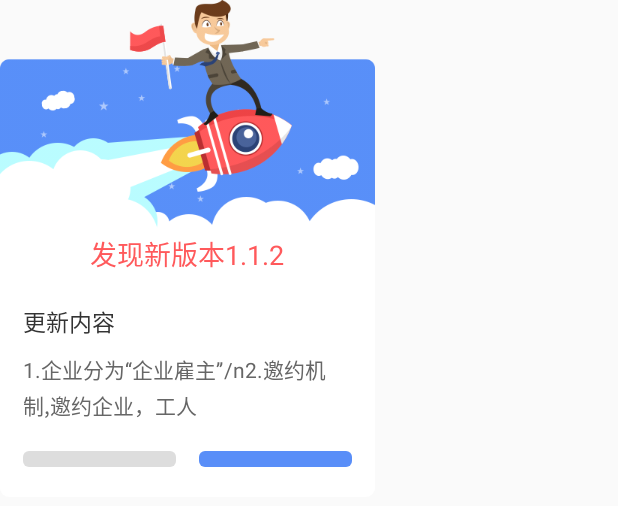
After one commit to hezijie1234/GYApplication, an Android app: the layout popup_check.xml on its own in the app's theme, with its tools: preview values and no code run, on a phone screen of 412 x 824 dp. The commit adds this screen. Shown: the top 506 px of the screen. Run offline under Robolectric (Android 15) with nearby library versions, the phone set to English and light mode, and no system bars.

Commit message:
测试popupwindow

```diff
--- a/ttstest/src/main/AndroidManifest.xml
+++ b/ttstest/src/main/AndroidManifest.xml
@@ -9,7 +9,7 @@
         android:roundIcon="@mipmap/ic_launcher_round"
         android:supportsRtl="true"
         android:theme="@style/AppTheme">
-        <activity android:name=".MainActivity">
+        <activity android:name=".PopupActivity">
             <intent-filter>
                 <action android:name="android.intent.action.MAIN" />
 
@@ -17,6 +17,8 @@
             </intent-filter>
         </activity>
         <activity android:name=".MainActivity2" />
+        <activity android:name=".MainActivity" />
+        <activity android:name=".Main"></activity>
     </application>
 
 </manifest>
--- /dev/null
+++ b/ttstest/src/main/res/drawable/shape_pop.xml
@@ -0,0 +1,5 @@
+<?xml version="1.0" encoding="utf-8"?>
+<shape xmlns:android="http://schemas.android.com/apk/res/android">
+    <corners android:topRightRadius="0dp" android:topLeftRadius="0dp" android:bottomRightRadius="6dp" android:bottomLeftRadius="6dp"/>
+    <solid android:color="#ffffff"/>
+</shape>
--- /dev/null
+++ b/ttstest/src/main/res/drawable/shape_pop_sure.xml
@@ -0,0 +1,5 @@
+<?xml version="1.0" encoding="utf-8"?>
+<shape xmlns:android="http://schemas.android.com/apk/res/android">
+    <corners android:radius="4dp"/>
+    <solid android:color="#598ef8"/>
+</shape>
--- /dev/null
+++ b/ttstest/src/main/res/drawable/shape_pop_tv.xml
@@ -0,0 +1,5 @@
+<?xml version="1.0" encoding="utf-8"?>
+<shape xmlns:android="http://schemas.android.com/apk/res/android">
+    <corners android:radius="4dp"/>
+    <solid android:color="#dddddd"/>
+</shape>
--- /dev/null
+++ b/ttstest/src/main/res/layout/popup_check.xml
@@ -0,0 +1,95 @@
+<?xml version="1.0" encoding="utf-8"?>
+<LinearLayout xmlns:android="http://schemas.android.com/apk/res/android"
+    android:layout_width="wrap_content"
+    android:layout_height="wrap_content"
+    android:background="@android:color/transparent"
+    android:orientation="vertical">
+
+    <LinearLayout
+        android:layout_width="wrap_content"
+        android:layout_height="wrap_content"
+
+        android:orientation="vertical">
+
+        <ImageView
+            android:layout_width="wrap_content"
+            android:layout_height="wrap_content"
+            android:scaleType="centerCrop"
+            android:src="@drawable/bg" />
+
+        <LinearLayout
+            android:layout_width="match_parent"
+            android:layout_height="wrap_content"
+            android:background="@drawable/shape_pop"
+            android:orientation="vertical">
+
+            <TextView
+                android:layout_width="wrap_content"
+                android:layout_height="wrap_content"
+                android:layout_gravity="center_horizontal"
+                android:text="发现新版本1.1.2"
+                android:textColor="#ff595b"
+                android:textSize="18sp" />
+
+            <TextView
+                android:layout_width="wrap_content"
+                android:layout_height="wrap_content"
+                android:layout_marginLeft="15dp"
+                android:layout_marginTop="20dp"
+                android:text="更新内容"
+                android:textColor="#333333"
+                android:textSize="15sp" />
+
+            <TextView
+                android:layout_width="wrap_content"
+                android:layout_height="wrap_content"
+                android:layout_marginLeft="15dp"
+                android:layout_marginTop="10dp"
+                android:layout_marginRight="15dp"
+                android:lineSpacingExtra="3dp"
+                android:text="1.企业分为“企业雇主”/n2.邀约机制,邀约企业，工人"
+                android:textColor="#666666" />
+
+            <LinearLayout
+                android:layout_width="match_parent"
+                android:layout_height="wrap_content"
+                android:layout_marginBottom="20dp"
+                android:layout_marginLeft="15dp"
+                android:layout_marginRight="15dp"
+                android:layout_marginTop="20dp"
+                android:orientation="horizontal">
+
+                <TextView
+                    android:layout_width="0dp"
+                    android:layout_height="wrap_content"
+                    android:layout_weight="1"
+                    android:background="@drawable/shape_pop_tv"
+                    android:gravity="center"
+                    android:paddingBottom="5dp"
+                    android:paddingTop="5dp"
+                    android:text="下次再说"
+                    android:textColor="#ffffff"
+                    android:textSize="15sp" />
+
+                <View
+                    android:layout_width="15sp"
+                    android:layout_height="1dp" />
+
+                <TextView
+                    android:layout_width="0dp"
+                    android:layout_height="wrap_content"
+                    android:layout_weight="1"
+                    android:background="@drawable/shape_pop_sure"
+                    android:gravity="center"
+                    android:paddingBottom="5dp"
+                    android:paddingTop="5dp"
+                    android:text="立即升级"
+                    android:textColor="#ffffff"
+                    android:textSize="15sp" />
+
+            </LinearLayout>
+
+        </LinearLayout>
+
+    </LinearLayout>
+</LinearLayout>
```
Also changed, not shown: ttstest/src/main/java/com/gongyou/ttstest/PopupActivity.java (added, +108 -0 lines), ttstest/src/main/res/anim/in.xml (added, +7 -0 lines), ttstest/src/main/res/anim/out.xml (added, +7 -0 lines), ttstest/src/main/res/anim/popup_in.xml (added, +9 -0 lines), ttstest/src/main/res/anim/popup_out.xml (added, +9 -0 lines), ttstest/src/main/res/drawable/shape_progressbar_mini.xml (added, +47 -0 lines), ttstest/src/main/res/layout/activity_popup.xml (added, +31 -0 lines), ttstest/src/main/res/values/styles.xml (+16 -0 lines), ttstest/src/main/res/drawable-xhdpi/bg.png (added), ttstest/src/main/res/drawable-xhdpi/pop_bg2.png (added), 3 other files.
